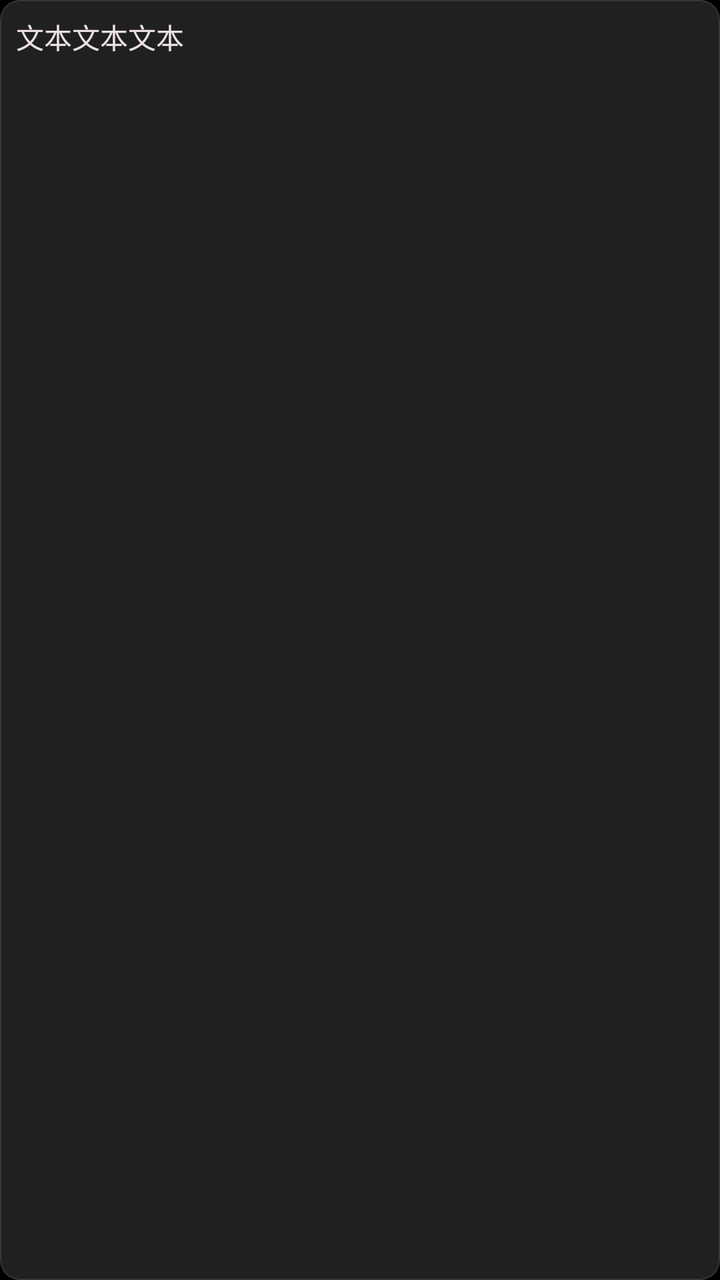
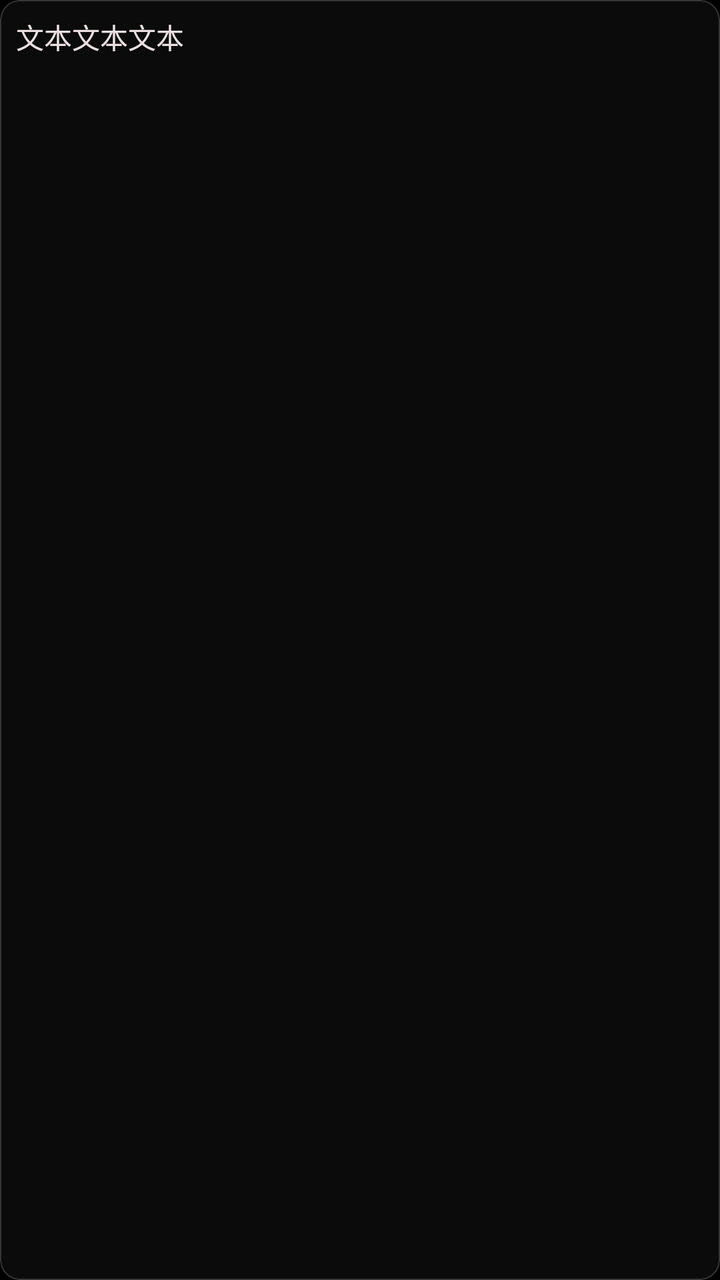

Screens rendered from an Android XML layout before and after an edit, with the pre-edit source and the edit as a unified diff.
<!-- AndroidManifest.xml: application theme Theme.BiliClient -->
<!-- res/layout/cell_choose.xml -->
<?xml version="1.0" encoding="utf-8"?>

<com.google.android.material.card.MaterialCardView xmlns:android="http://schemas.android.com/apk/res/android"
    xmlns:app="http://schemas.android.com/apk/res-auto"
    android:layout_width="match_parent"
    android:layout_height="wrap_content"
    android:layout_marginHorizontal="@dimen/activity_padding_horizontal"
    android:layout_marginVertical="2dp"
    app:cardBackgroundColor="#dd262626"
    app:layout_constraintBottom_toBottomOf="parent"
    app:layout_constraintEnd_toEndOf="parent"
    app:layout_constraintStart_toStartOf="parent"
    app:layout_constraintTop_toTopOf="parent">

    <TextView
        android:id="@+id/text"
        android:layout_width="match_parent"
        android:layout_height="wrap_content"
        android:layout_marginHorizontal="8dp"
        android:layout_marginVertical="8dp"
        android:text="文本文本文本" />

</com.google.android.material.card.MaterialCardView>
<!-- resources referenced by this layout -->
<resources>
  <dimen name="activity_padding_horizontal">6dp</dimen>
  <style name="Theme.BiliClient" parent="Theme.MaterialComponents.NoActionBar">
          <item name="android:windowFullscreen">true</item>
          <item name="android:windowBackground">@color/bgblack</item>
          <item name="statusBarBackground">@color/pink</item>
          <item name="android:colorForeground">@color/textwhite</item>
          <item name="colorOnPrimary">@color/textwhite</item>
          <item name="colorPrimary">@color/textwhite</item>
          <item name="android:windowIsTranslucent">false</item>
          <item name="android:windowSwipeToDismiss" tools:ignore="NewApi">true</item>
  
          <item name="android:textViewStyle">@style/TextViewSytle</item>
          <item name="editTextStyle">@style/EditTextStyle</item>
          <item name="materialCardViewStyle">@style/CardStyle</item>
          <item name="materialButtonStyle">@style/ButtonStyle</item>
          <item name="switchStyle">@style/SwitchCompatStyle</item>
          <item name="radioButtonStyle">@style/RadioButtonStyle</item>
          <item name="recyclerViewStyle">@style/ListStyle</item>
  
          <item name="colorSwitchThumbNormal">@color/textwhite</item>
          <item name="colorControlActivated">@color/bili_pink</item>
          <item name="colorControlNormal">@color/color_ripple</item>
          <item name="android:textColor">@color/textwhite</item>
          <item name="android:textSize">14sp</item>
      </style>
  <color name="bgblack">#000000</color>
  <color name="pink">#FBFB8787</color>
  <color name="textwhite">#ebe0e2</color>
  <style name="TextViewSytle" parent="Widget.AppCompat.TextView">
          <item name="android:textSize">14sp</item>
          #设置默认字体大小，某些设备的默认字体偏大
      </style>
  <style name="EditTextStyle" parent="Widget.AppCompat.EditText">
          <item name="android:textColorHint">#80ffffff</item>
          <item name="android:textCursorDrawable">@drawable/cursor_drawable</item>
          <item name="android:textColor">@color/textwhite</item>
      </style>
  <style name="RadioButtonStyle" parent="Widget.MaterialComponents.CompoundButton.RadioButton">
          <item name="android:minHeight">10dp</item>
      </style>
  <style name="ListStyle">
          <item name="android:descendantFocusability">afterDescendants</item>
      </style>
  <color name="bili_pink">#FE679A</color>
  <color name="color_ripple">#78FEFEFE</color>
  <!-- drawable cursor_drawable (drawable) -->
  <?xml version="1.0" encoding="utf-8"?>
  
  <shape xmlns:android="http://schemas.android.com/apk/res/android">
      <solid android:color="#eeFB7299" />
      <size android:width="2dp" />
  </shape>
  <color name="card_bg_new">#4D262626</color>
  <dimen name="card_round_new">10dp</dimen>
  <color name="card_border_new">#363636</color>
  <dimen name="card_stroke_new">0.5dp</dimen>
  <dimen name="card_stroke">0dp</dimen>
  <dimen name="card_round">6dp</dimen>
  <!-- unchanged entries left out for length: 4 -->
</resources>

<!-- the commit's change to res/layout/cell_choose.xml (unified diff, before → after) -->
@@ -6,7 +6,6 @@
     android:layout_height="wrap_content"
     android:layout_marginHorizontal="@dimen/activity_padding_horizontal"
     android:layout_marginVertical="2dp"
-    app:cardBackgroundColor="#dd262626"
     app:layout_constraintBottom_toBottomOf="parent"
     app:layout_constraintEnd_toEndOf="parent"
     app:layout_constraintStart_toStartOf="parent"
<!-- resource entries referenced after the edit -->
@@ -15,6 +15,7 @@
           <item name="editTextStyle">@style/EditTextStyle</item>
           <item name="materialCardViewStyle">@style/CardStyle</item>
           <item name="materialButtonStyle">@style/ButtonStyle</item>
+          <item name="biliCardBackground">@drawable/background_card_gradient_border</item>
           <item name="switchStyle">@style/SwitchCompatStyle</item>
           <item name="radioButtonStyle">@style/RadioButtonStyle</item>
           <item name="recyclerViewStyle">@style/ListStyle</item>
@@ -37,6 +38,31 @@
           <item name="android:textCursorDrawable">@drawable/cursor_drawable</item>
           <item name="android:textColor">@color/textwhite</item>
       </style>
+  <!-- drawable background_card_gradient_border (drawable) -->
+  <?xml version="1.0" encoding="utf-8"?>
+  
+  <layer-list xmlns:android="http://schemas.android.com/apk/res/android">
+      <item>
+          <shape android:shape="rectangle">
+              <corners android:radius="@dimen/card_round_new" />
+              <gradient
+                  android:angle="315"
+                  android:endColor="#00000000"
+                  android:startColor="@color/card_border_new"
+                  android:type="linear" />
+          </shape>
+      </item>
+      <item
+          android:bottom="0.5dp"
+          android:left="0.5dp"
+          android:right="0.5dp"
+          android:top="0.5dp">
+          <shape android:shape="rectangle">
+              <corners android:radius="@dimen/card_round_new" />
+              <solid android:color="@color/card_bg_new" />
+          </shape>
+      </item>
+  </layer-list>
   <style name="RadioButtonStyle" parent="Widget.MaterialComponents.CompoundButton.RadioButton">
           <item name="android:minHeight">10dp</item>
       </style>
